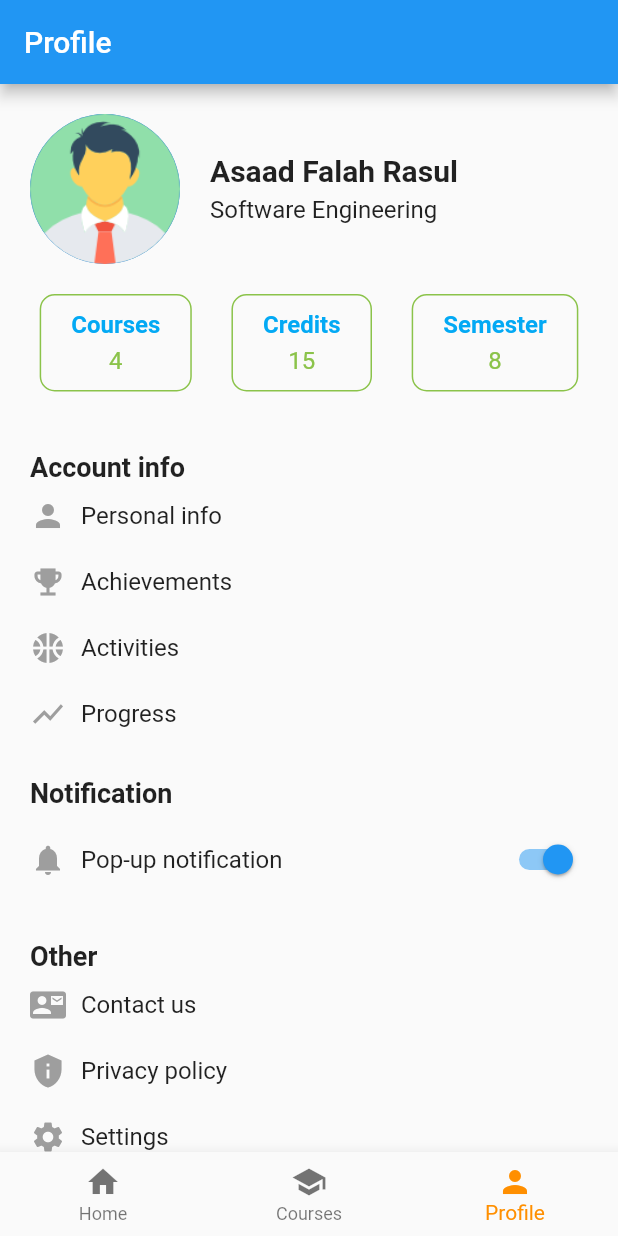
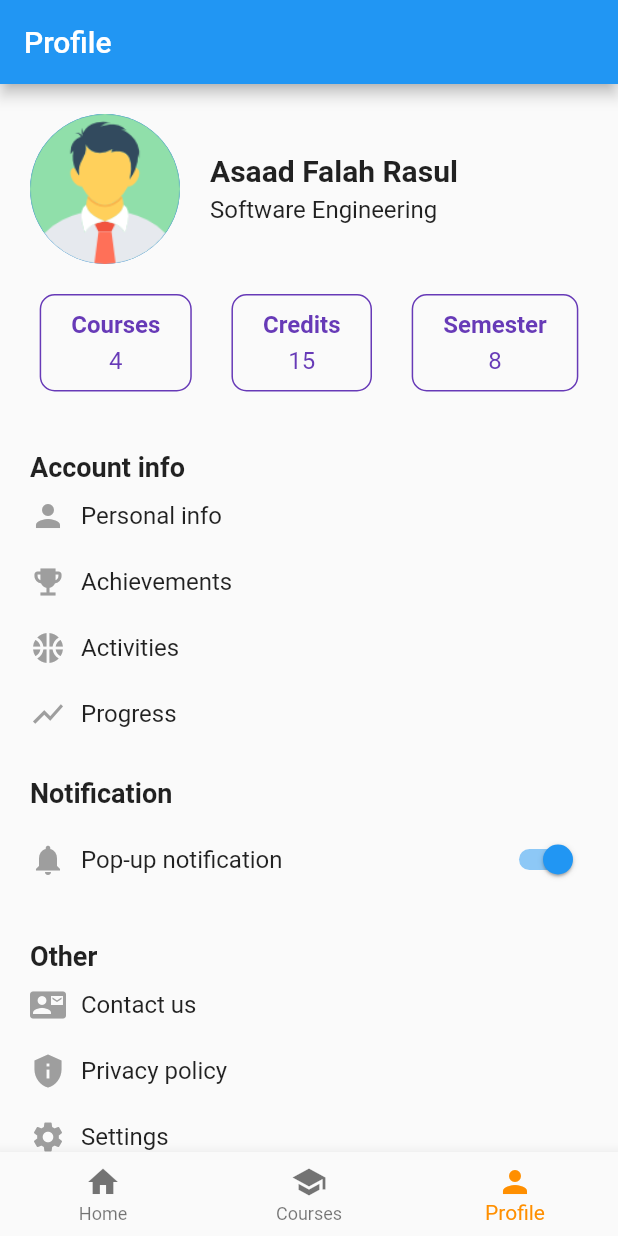
Before and after one commit to Mr-PHo3niX/Smart-College---Flutter-Bootcamp, a Flutter app: the screen it shows after launch, item 3 of the bottom bar chosen, on a phone screen of 412 x 824 dp. Run offline on Flutter 3.47's test engine with Material 2 defaults, Android fonts, the phone set to English and light mode, and no system bars; network calls fail.

Commit message:
final final commit pls ;-;

```diff
--- a/lib/Screens/profile.dart
+++ b/lib/Screens/profile.dart
@@ -147,7 +147,7 @@ class ProfileScreenState extends State<ProfileScreen> {
     return Container(
       decoration: BoxDecoration(
         border: Border.all(
-          color: Colors.lightGreen,
+          color: Colors.deepPurple,
         ),
         borderRadius: BorderRadius.circular(10.0),
       ),
@@ -160,7 +160,7 @@ class ProfileScreenState extends State<ProfileScreen> {
             style: const TextStyle(
               fontSize: 16.0,
               fontWeight: FontWeight.bold,
-              color: Colors.lightBlue,
+              color: Colors.deepPurple,
             ),
           ),
           const SizedBox(height: 5.0),
@@ -168,7 +168,7 @@ class ProfileScreenState extends State<ProfileScreen> {
             value,
             style: const TextStyle(
               fontSize: 16.0,
-              color: Colors.lightGreen,
+              color: Colors.deepPurple,
             ),
           ),
         ],
```
